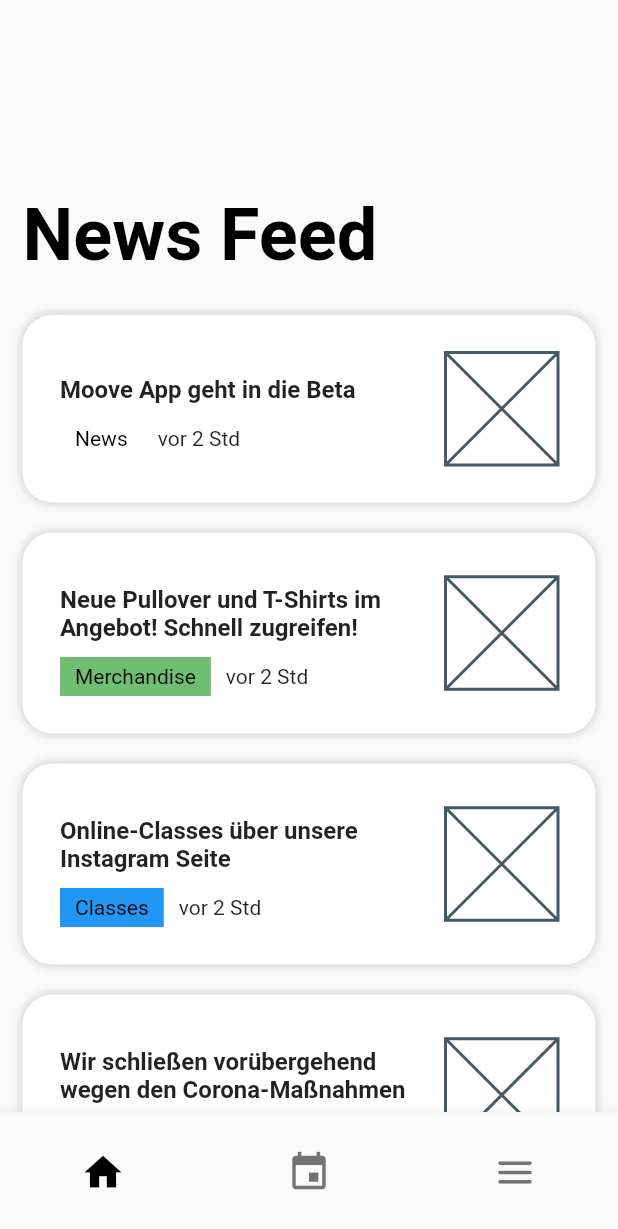
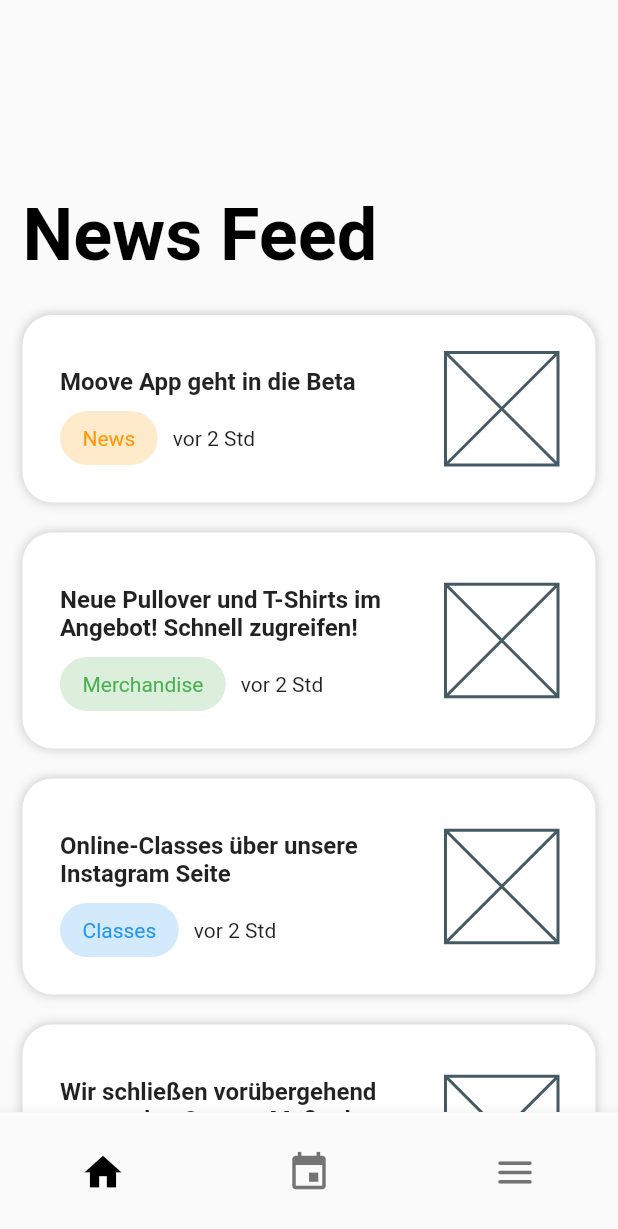
Before and after one commit to xlamn/moove_dance_studio, a Flutter app: the screen it shows after launch, on a phone screen of 412 x 824 dp. Shown: the top 1229 px of the screen. Run offline on Flutter 3.47's test engine with Material 2 defaults, Android fonts, the phone set to English and light mode, and no system bars; our stand-ins replace webview_flutter, weekday_selector.

Commit message:
update tags

```diff
--- a/lib/src/views/news_feed/news_feed_page.dart
+++ b/lib/src/views/news_feed/news_feed_page.dart
@@ -115,7 +115,7 @@ class NewsFeedPage extends StatelessWidget {
       tags: [
         Tag(
           tagText: 'Classes',
-          tagBackgroundColor: Colors.blue,
+          color: Colors.blue,
         )
       ],
     ),
@@ -127,8 +127,7 @@ class NewsFeedPage extends StatelessWidget {
         ),
         Tag(
           tagText: 'WICHTIG',
-          tagBackgroundColor: Colors.red,
-          tagTextColor: Colors.white,
+          color: Colors.red,
         ),
       ],
     ),
@@ -137,7 +136,7 @@ class NewsFeedPage extends StatelessWidget {
       tags: [
         Tag(
           tagText: 'Classes',
-          tagBackgroundColor: Colors.blue,
+          color: Colors.blue,
         ),
       ],
     ),
@@ -146,7 +145,7 @@ class NewsFeedPage extends StatelessWidget {
       tags: [
         Tag(
           tagText: 'Merchandise',
-          tagBackgroundColor: Colors.green.withOpacity(0.8),
+          color: Colors.green,
         )
       ],
     ),
--- a/lib/src/widgets/tag.dart
+++ b/lib/src/widgets/tag.dart
@@ -3,24 +3,38 @@ import 'package:moove_dance_studio/moove_dance_studio.dart';
 
 class Tag extends StatelessWidget {
   final String tagText;
-  final Color tagTextColor;
-  final Color tagBackgroundColor;
+  final Color? color;
 
-  Tag(
-      {required this.tagText,
-      this.tagTextColor = Colors.black,
-      this.tagBackgroundColor = Colors.white});
+  Tag({
+    required this.tagText,
+    this.color = Colors.orange,
+  });
 
   @override
   Widget build(BuildContext context) {
-    return Material(
-      child: Container(
+    return Container(
+      decoration: BoxDecoration(
+        borderRadius: BorderRadius.all(
+          Radius.circular(20),
+        ),
+        color: color?.withOpacity(0.2) ??
+            Theme.of(context).primaryColor.withOpacity(0.2),
+        boxShadow: [
+          BoxShadow(
+            color: Theme.of(context).primaryColor.withOpacity(0.2),
+            spreadRadius: 0.25,
+            blurRadius: 5.0,
+          ),
+        ],
+      ),
       padding: EdgeInsets.symmetric(
-            horizontal: SizeConstants.small, vertical: SizeConstants.mini),
-        color: tagBackgroundColor,
+        horizontal: SizeConstants.normal,
+        vertical: SizeConstants.small,
+      ),
       child: Text(
         tagText,
-          style: TextStyle(color: tagTextColor),
+        style: TextStyle(
+          color: color ?? Theme.of(context).textTheme.bodyText1!.color,
         ),
       ),
     );
@@ -35,44 +49,53 @@ class DanceClassLevelTag extends StatelessWidget {
   @override
   Widget build(BuildContext context) {
     var tagText;
-    var tagTextColor;
-    var tagBackgroundColor;
+    var tagColor;
 
     switch (danceClass.level) {
       case (DanceClassLevel.beginner):
         tagText = 'beginner'.toUpperCase();
-        tagTextColor = Colors.black;
-        tagBackgroundColor = Colors.white;
+        tagColor = Colors.blue;
         break;
       case (DanceClassLevel.starter):
         tagText = 'starter'.toUpperCase();
-        tagTextColor = Colors.white;
-        tagBackgroundColor = Colors.green;
+        tagColor = Colors.green;
         break;
       case (DanceClassLevel.intermediate):
         tagText = 'intermediate'.toUpperCase();
-        tagTextColor = Colors.white;
-        tagBackgroundColor = Colors.black54;
+        tagColor = Colors.orange;
         break;
       case (DanceClassLevel.masterclass):
         tagText = 'masterclass'.toUpperCase();
-        tagTextColor = Colors.white;
-        tagBackgroundColor = Colors.red;
+        tagColor = Colors.red;
         break;
       default:
         tagText = '';
-        tagTextColor = Colors.white;
-        tagBackgroundColor = Colors.black;
+        tagColor = Colors.black;
     }
 
-    return Material(
-      child: Container(
+    return Container(
+      decoration: BoxDecoration(
+        borderRadius: BorderRadius.all(
+          Radius.circular(20),
+        ),
+        color: tagColor?.withOpacity(0.2) ??
+            Theme.of(context).primaryColor.withOpacity(0.2),
+        boxShadow: [
+          BoxShadow(
+            color: Theme.of(context).primaryColor.withOpacity(0.2),
+            spreadRadius: 0.25,
+            blurRadius: 5.0,
+          ),
+        ],
+      ),
       padding: EdgeInsets.symmetric(
-            horizontal: SizeConstants.small, vertical: SizeConstants.mini),
-        color: tagBackgroundColor,
+        horizontal: SizeConstants.normal,
+        vertical: SizeConstants.small,
+      ),
       child: Text(
         tagText,
-          style: TextStyle(color: tagTextColor, fontSize: 16.0),
+        style: TextStyle(
+          color: tagColor ?? Theme.of(context).textTheme.bodyText1!.color,
         ),
       ),
     );
```
Lines whose indentation alone changed are shown as unchanged.
